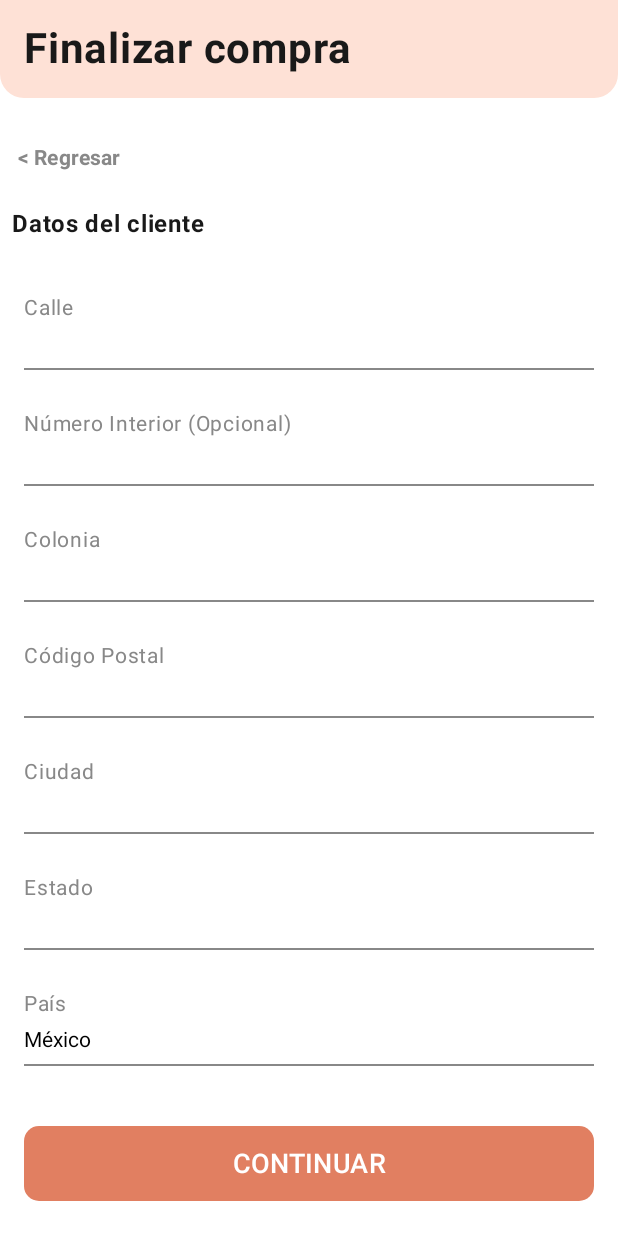
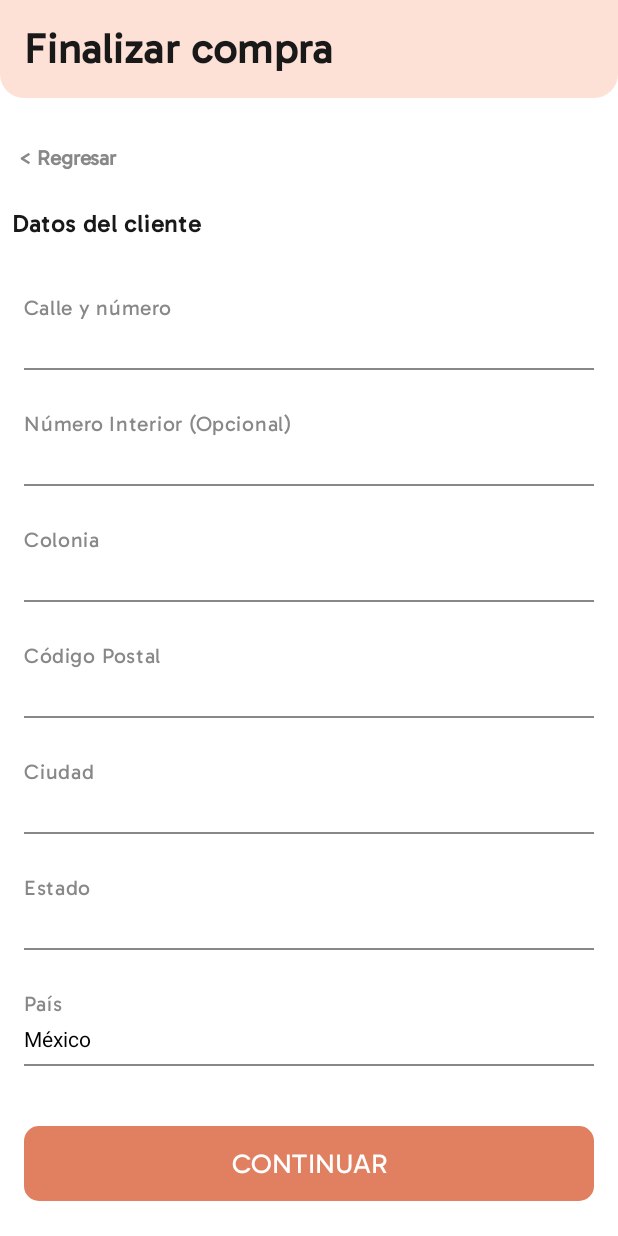
Before and after one commit to MarzyHernandez/ZazilApp, an Android app built with Jetpack Compose: the composable EndShoppingScreen called with empty values, on a phone screen of 412 x 824 dp. Run offline under Robolectric (Android 15) with nearby library versions, the light colour scheme and no system bars; our stand-ins replace Firebase (no records; nobody signed in at launch, a user with empty details on screens opened directly); 2 statements that could not run were skipped.

Commit message:
Cart end shopping y payment

```diff
--- a/App Android/app/src/main/java/mx/acg/zazil/view/EndShoppingScreen.kt
+++ b/App Android/app/src/main/java/mx/acg/zazil/view/EndShoppingScreen.kt
@@ -79,6 +79,7 @@ fun EndShoppingScreen(
                 text = "Finalizar compra",
                 fontSize = 28.sp,
                 fontWeight = FontWeight.Bold,
+                fontFamily = gabaritoFontFamily,
                 color = Color(0xFF191919),
                 modifier = Modifier
                     .align(Alignment.CenterStart)
@@ -94,7 +95,8 @@ fun EndShoppingScreen(
                 text = "< Regresar",
                 fontSize = 14.sp,
                 color = Color.Gray,
-                fontWeight = FontWeight.Bold
+                fontWeight = FontWeight.Bold,
+                fontFamily = gabaritoFontFamily
             )
         }
 
@@ -104,6 +106,7 @@ fun EndShoppingScreen(
                 text = "Datos del cliente",
                 fontSize = 16.sp,
                 fontWeight = FontWeight.Bold,
+                fontFamily = gabaritoFontFamily,
                 color = Color(0xFF191919),
                 modifier = Modifier.padding(8.dp)
             )
@@ -128,7 +131,7 @@ fun EndShoppingScreen(
                     .padding(vertical = 8.dp, horizontal = 16.dp),
                 decorationBox = { innerTextField ->
                     Column {
-                        Text("Calle", fontSize = 14.sp, color = Color.Gray)
+                        Text("Calle y número", fontSize = 14.sp, color = Color.Gray, fontFamily = gabaritoFontFamily)
                         Box(
                             modifier = Modifier
                                 .fillMaxWidth()
@@ -150,7 +153,7 @@ fun EndShoppingScreen(
                     .padding(vertical = 8.dp, horizontal = 16.dp),
                 decorationBox = { innerTextField ->
                     Column {
-                        Text("Número Interior (Opcional)", fontSize = 14.sp, color = Color.Gray)
+                        Text("Número Interior (Opcional)", fontSize = 14.sp, color = Color.Gray, fontFamily = gabaritoFontFamily)
                         Box(
                             modifier = Modifier
                                 .fillMaxWidth()
@@ -172,7 +175,7 @@ fun EndShoppingScreen(
                     .padding(vertical = 8.dp, horizontal = 16.dp),
                 decorationBox = { innerTextField ->
                     Column {
-                        Text("Colonia", fontSize = 14.sp, color = Color.Gray)
+                        Text("Colonia", fontSize = 14.sp, color = Color.Gray, fontFamily = gabaritoFontFamily)
                         Box(
                             modifier = Modifier
                                 .fillMaxWidth()
@@ -194,7 +197,7 @@ fun EndShoppingScreen(
                     .padding(vertical = 8.dp, horizontal = 16.dp),
                 decorationBox = { innerTextField ->
                     Column {
-                        Text("Código Postal", fontSize = 14.sp, color = Color.Gray)
+                        Text("Código Postal", fontSize = 14.sp, color = Color.Gray, fontFamily = gabaritoFontFamily)
                         Box(
                             modifier = Modifier
                                 .fillMaxWidth()
@@ -217,7 +220,7 @@ fun EndShoppingScreen(
                     .padding(vertical = 8.dp, horizontal = 16.dp),
                 decorationBox = { innerTextField ->
                     Column {
-                        Text("Ciudad", fontSize = 14.sp, color = Color.Gray)
+                        Text("Ciudad", fontSize = 14.sp, color = Color.Gray, fontFamily = gabaritoFontFamily)
                         Box(
                             modifier = Modifier
                                 .fillMaxWidth()
@@ -239,7 +242,7 @@ fun EndShoppingScreen(
                     .padding(vertical = 8.dp, horizontal = 16.dp),
                 decorationBox = { innerTextField ->
                     Column {
-                        Text("Estado", fontSize = 14.sp, color = Color.Gray)
+                        Text("Estado", fontSize = 14.sp, color = Color.Gray, fontFamily = gabaritoFontFamily)
                         Box(
                             modifier = Modifier
                                 .fillMaxWidth()
@@ -261,7 +264,7 @@ fun EndShoppingScreen(
                     .padding(vertical = 8.dp, horizontal = 16.dp),
                 decorationBox = { innerTextField ->
                     Column {
-                        Text("País", fontSize = 14.sp, color = Color.Gray)
+                        Text("País", fontSize = 14.sp, color = Color.Gray, fontFamily = gabaritoFontFamily)
                         Box(
                             modifier = Modifier
                                 .fillMaxWidth()
@@ -281,7 +284,8 @@ fun EndShoppingScreen(
                 Text(
                     text = it,
                     color = Color.Red,
-                    modifier = Modifier.padding(horizontal = 16.dp)
+                    modifier = Modifier.padding(horizontal = 16.dp),
+                    fontFamily = gabaritoFontFamily
                 )
             }
 
@@ -321,6 +325,7 @@ fun EndShoppingScreen(
                     fontSize = 18.sp,
                     color = Color.White,
                     textAlign = TextAlign.Center,
+                    fontFamily = gabaritoFontFamily,
                     modifier = Modifier.fillMaxWidth()
                 )
             }
```
Also changed, not shown: App Android/app/src/main/java/mx/acg/zazil/view/CartScreen.kt (+23 -1 lines), App Android/app/src/main/java/mx/acg/zazil/view/PaymentScreen.kt (+10 -3 lines), App Android/app/src/main/java/mx/acg/zazil/viewmodel/CartViewModel.kt (+41 -1 lines), App Android/app/src/main/res/drawable/ic_delete_product.png (added).
